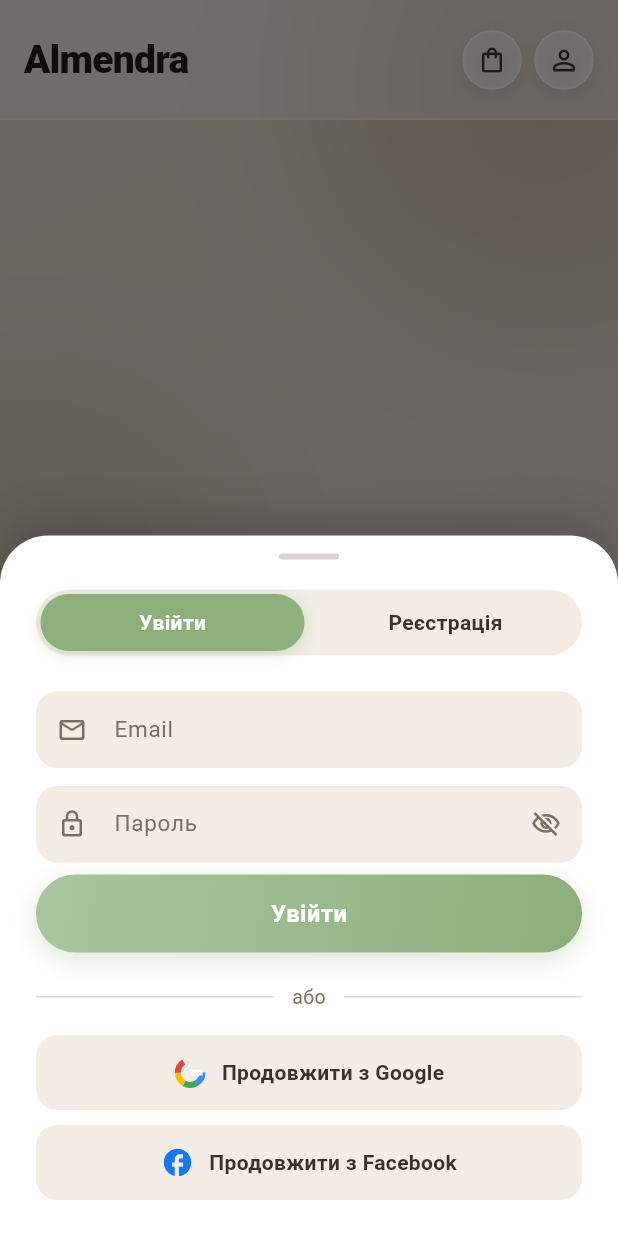
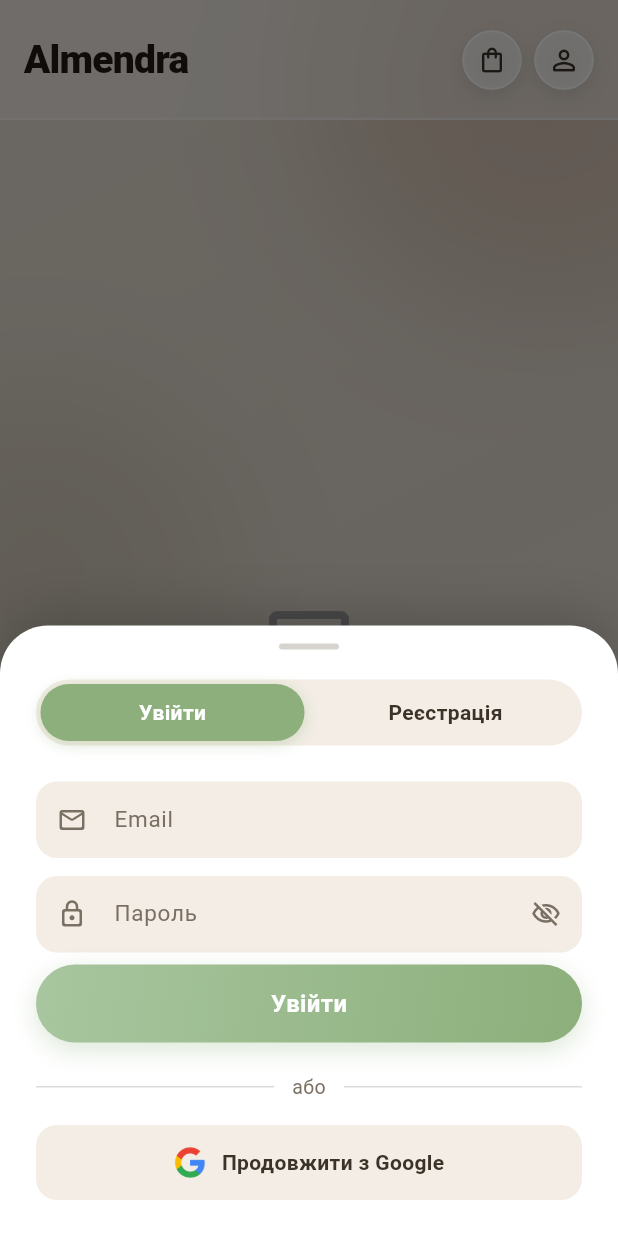
Before and after one commit to VolodymyrPTK/Almendra-app, a Flutter app: the screen it shows after launch, after a tap on the "person outline" icon, on a phone screen of 412 x 824 dp. Run offline on Flutter 3.47's test engine with Material 3 defaults, Android fonts, the phone set to English and light mode, and no system bars; our stand-ins replace cached_network_image, cloud_firestore, firebase_auth, firebase_core, google_sign_in; missing offline and left inert: flutter_facebook_auth; accounts and stored records are empty.

Commit message:
removed facebook login, fixed google login

```diff
--- a/lib/widgets/auth_sheet.dart
+++ b/lib/widgets/auth_sheet.dart
@@ -73,10 +73,6 @@ class _AuthSheetState extends State<AuthSheet>
     if (ok && mounted) Navigator.pop(context);
   }
 
-  Future<void> _facebookSignIn() async {
-    final ok = await context.read<ap.AuthProvider>().signInWithFacebook();
-    if (ok && mounted) Navigator.pop(context);
-  }
 
   @override
   Widget build(BuildContext context) {
@@ -281,18 +277,6 @@ class _AuthSheetState extends State<AuthSheet>
                         label: 'Продовжити з Google',
                         icon: _GoogleIcon(),
                         onTap: auth.isLoading ? null : _googleSignIn,
-                        isDark: isDark,
-                        textColor: textColor,
-                        fieldBg: fieldBg,
-                      ),
-                      const SizedBox(height: 10),
-
-                      // Facebook button
-                      _SocialButton(
-                        label: 'Продовжити з Facebook',
-                        icon: const Icon(Icons.facebook_rounded,
-                            size: 22, color: Color(0xFF1877F2)),
-                        onTap: auth.isLoading ? null : _facebookSignIn,
                         isDark: isDark,
                         textColor: textColor,
                         fieldBg: fieldBg,
@@ -509,58 +493,17 @@ class _SocialButton extends StatelessWidget {
   }
 }
 
-// ── Google Icon (coloured G) ───────────────────────────────────
+// ── Google Icon ────────────────────────────────────────────────
 
 class _GoogleIcon extends StatelessWidget {
+  const _GoogleIcon();
+
   @override
   Widget build(BuildContext context) {
-    return SizedBox(
+    return Image.asset(
+      'assets/icon/google.png',
       width: 22,
       height: 22,
-      child: CustomPaint(painter: _GooglePainter()),
     );
   }
 }
-
-class _GooglePainter extends CustomPainter {
-  @override
-  void paint(Canvas canvas, Size size) {
-    final cx = size.width / 2;
-    final cy = size.height / 2;
-    final r = size.width / 2;
-
-    // Draw coloured arc segments
-    final segments = [
-      (0.0, 0.52, const Color(0xFF4285F4)),   // blue  (right)
-      (0.52, 0.52, const Color(0xFF34A853)),  // green (bottom)
-      (1.04, 0.52, const Color(0xFFFBBC05)),  // yellow (left)
-      (1.56, 0.52, const Color(0xFFEA4335)),  // red (top)
-    ];
-
-    for (final (start, sweep, color) in segments) {
-      final paint = Paint()
-        ..color = color
-        ..style = PaintingStyle.stroke
-        ..strokeWidth = size.width * 0.18;
-      canvas.drawArc(
-        Rect.fromCircle(center: Offset(cx, cy), radius: r * 0.75),
-        start * 2,
-        sweep * 2,
-        false,
-        paint,
-      );
-    }
-
-    // White cutout for the G bar
-    final barPaint = Paint()
-      ..color = Colors.white
-      ..style = PaintingStyle.fill;
-    canvas.drawRect(
-      Rect.fromLTWH(cx, cy - size.height * 0.09, r * 0.75, size.height * 0.18),
-      barPaint,
-    );
-  }
-
-  @override
-  bool shouldRepaint(_GooglePainter _) => false;
-}
--- a/pubspec.yaml
+++ b/pubspec.yaml
@@ -60,9 +60,8 @@ flutter:
   uses-material-design: true
 
   # To add assets to your application, add an assets section, like this:
-  # assets:
-  #   - images/a_dot_burr.jpeg
-  #   - images/a_dot_ham.jpeg
+  assets:
+    - assets/icon/google.png
 
   # An image asset can refer to one or more resolution-specific "variants", see
   # https://flutter.dev/to/resolution-aware-images
```
Also changed, not shown: lib/providers/auth_provider.dart (+38 -7 lines), assets/icon/google.png (added).
